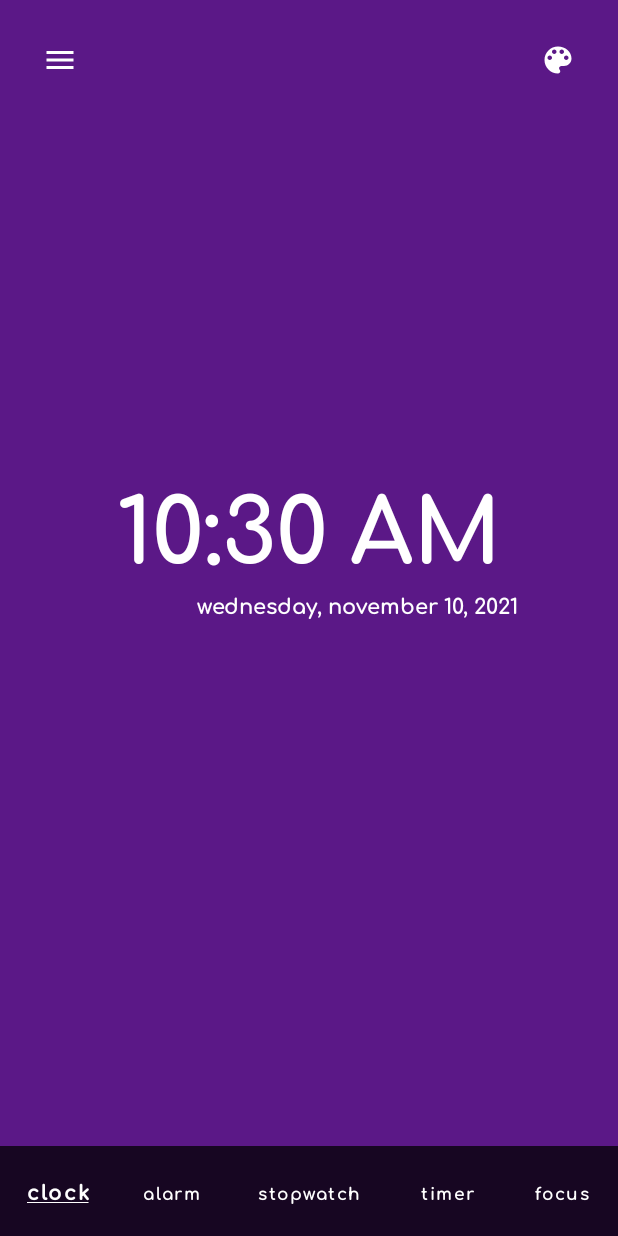
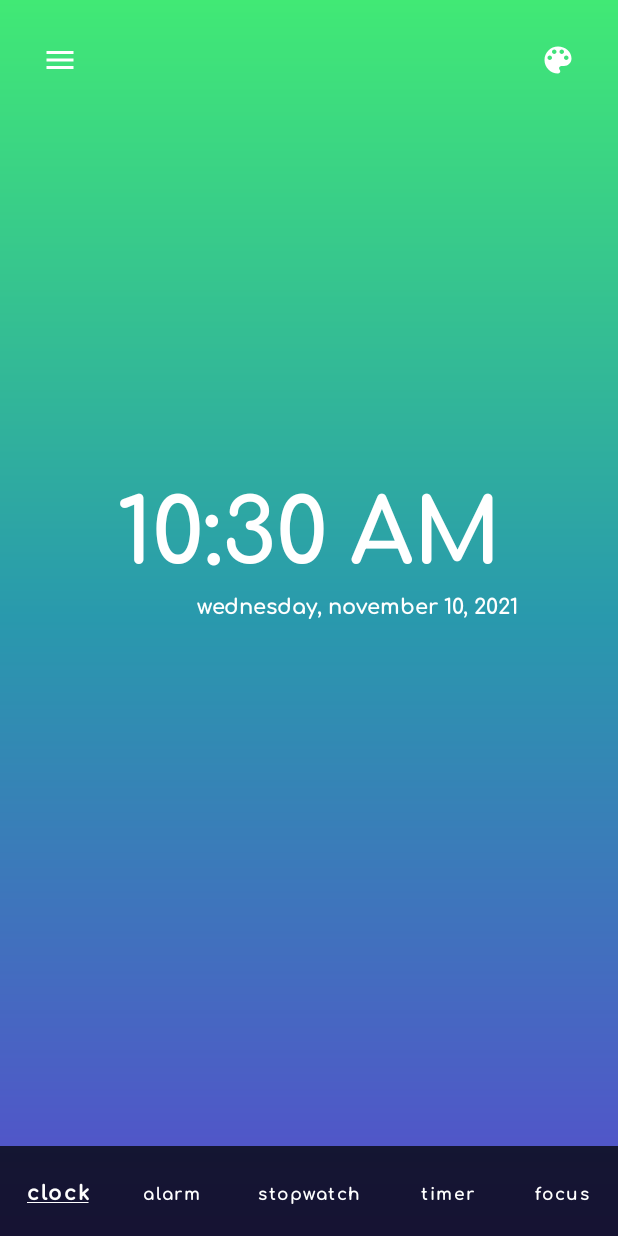
Before and after one commit to RjeEnn/droidsy-droids-clock, an Android app: the screen it shows after launch (MainActivity), on a phone screen of 412 x 824 dp. Run offline under Robolectric (Android 15) with nearby library versions, the phone set to English and light mode, and no system bars.

Commit message:
Changed background for each screen

```diff
--- a/app/src/main/res/layout/activity_alarm.xml
+++ b/app/src/main/res/layout/activity_alarm.xml
@@ -4,7 +4,7 @@
     xmlns:tools="http://schemas.android.com/tools"
     android:layout_width="match_parent"
     android:layout_height="match_parent"
-    android:background="#5B1887">
+    android:background="@drawable/gradient">
 
     <ImageButton
         android:id="@+id/imageButton"
--- a/app/src/main/res/layout/activity_main.xml
+++ b/app/src/main/res/layout/activity_main.xml
@@ -4,7 +4,7 @@
     xmlns:tools="http://schemas.android.com/tools"
     android:layout_width="match_parent"
     android:layout_height="match_parent"
-    android:background="#5B1887"
+    android:background="@drawable/gradient"
     tools:context=".MainActivity">
 
     <ImageButton
--- a/app/src/main/res/layout/activity_set_alarm.xml
+++ b/app/src/main/res/layout/activity_set_alarm.xml
@@ -4,7 +4,7 @@
     xmlns:tools="http://schemas.android.com/tools"
     android:layout_width="match_parent"
     android:layout_height="match_parent"
-    android:background="#5B1887">
+    android:background="@drawable/gradient">
 
     <ImageButton
         android:id="@+id/imageButton"
--- a/app/src/main/res/layout/activity_stopwatch.xml
+++ b/app/src/main/res/layout/activity_stopwatch.xml
@@ -4,7 +4,7 @@
     xmlns:tools="http://schemas.android.com/tools"
     android:layout_width="match_parent"
     android:layout_height="match_parent"
-    android:background="#5B1887"
+    android:background="@drawable/gradient"
     tools:context=".StopwatchActivity">
 
     <ImageButton
--- a/app/src/main/res/layout/activity_timer.xml
+++ b/app/src/main/res/layout/activity_timer.xml
@@ -4,7 +4,7 @@
     xmlns:tools="http://schemas.android.com/tools"
     android:layout_width="match_parent"
     android:layout_height="match_parent"
-    android:background="#5B1887"
+    android:background="@drawable/gradient"
     tools:context=".TimerActivity">
 
     <ImageButton
```
